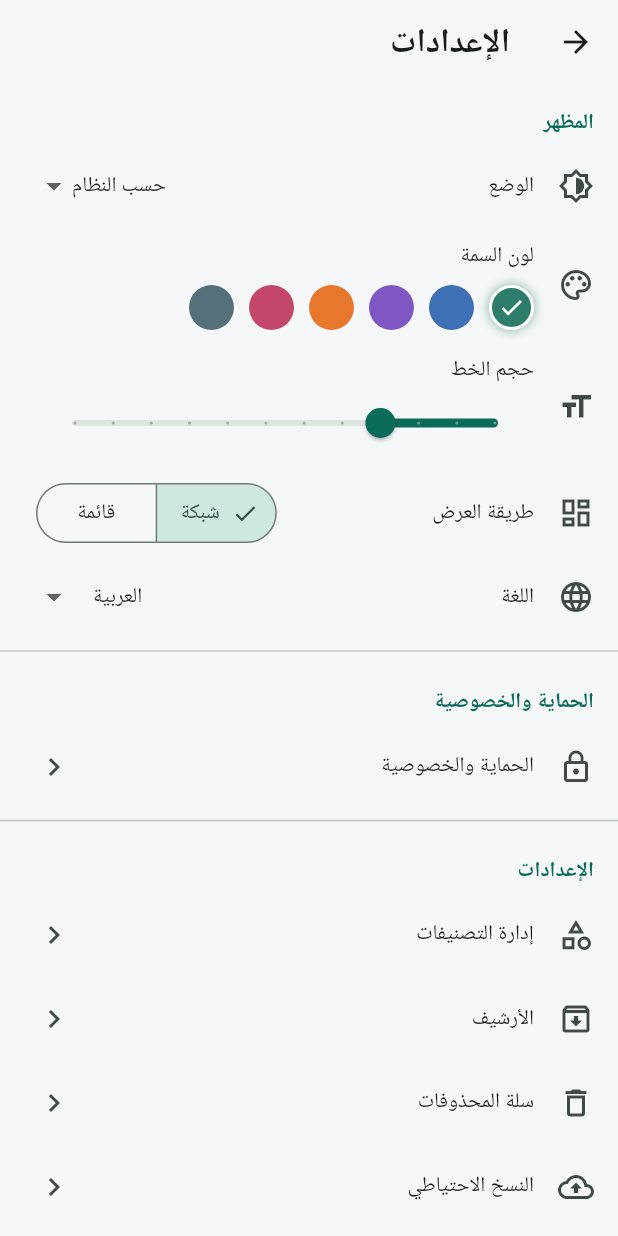
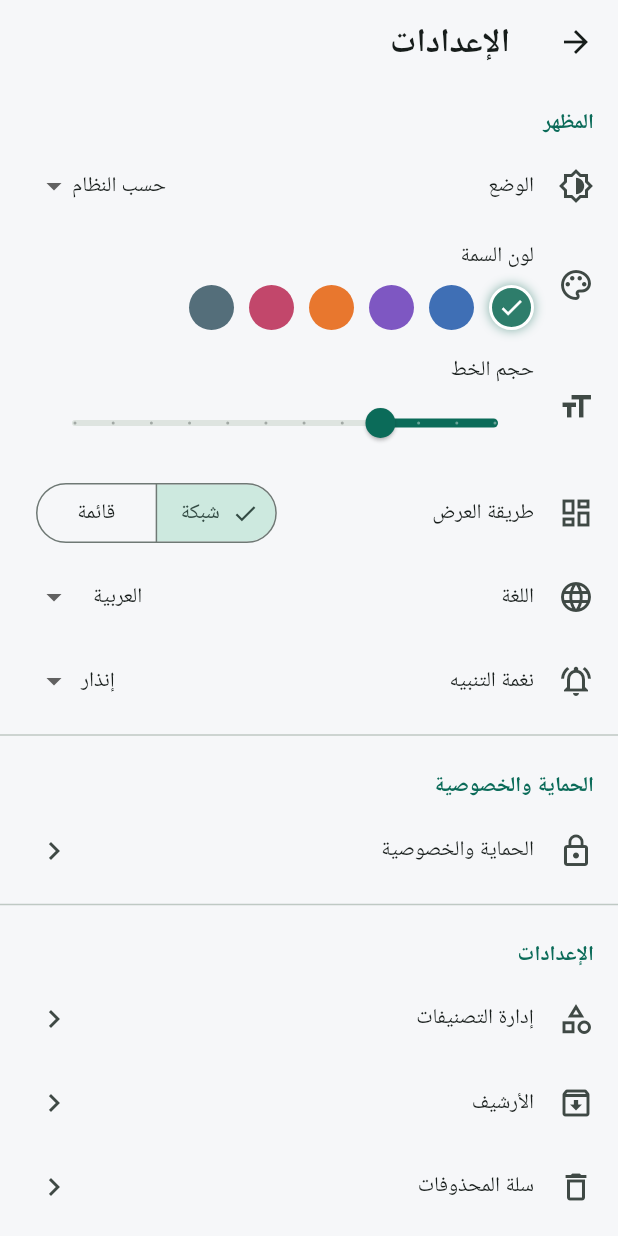
Before and after one commit to alaoufi/alaoufi_notes, a Flutter app: the SettingsScreen screen opened directly, on a phone screen of 412 x 824 dp. Run offline on Flutter 3.47's test engine with Material 3 defaults, Android fonts, the phone set to English and light mode, and no system bars; our stand-ins replace audioplayers, file_picker, flutter_local_notifications, flutter_secure_storage, flutter_timezone, hijri and 9 more; missing offline and left inert: encrypt, flutter_quill, home_widget, record; accounts and stored records are empty; Roboto replaces fonts that are missing (Cairo).

Commit message:
Reminders: selectable alert tone (alarm/chime/bell)
Add chime + bell tones alongside alarm; create one notification channel per
tone (Android binds sound to channel) and pick by a persisted global setting.
New 'نغمة التنبيه' selector in Settings. Reminders already show the note title
and open the note on tap.

```diff
--- a/mudhakkarati/lib/features/settings/settings_provider.dart
+++ b/mudhakkarati/lib/features/settings/settings_provider.dart
@@ -3,6 +3,7 @@ import 'package:shared_preferences/shared_preferences.dart';
 
 import '../../core/theme/app_colors.dart';
 import '../../data/models/enums.dart';
+import '../../services/notification_service.dart';
 
 /// إعدادات المظهر واللغة والعرض. تُحفظ محليًا في SharedPreferences.
 class SettingsProvider extends ChangeNotifier {
@@ -11,18 +12,21 @@ class SettingsProvider extends ChangeNotifier {
   double _fontScale = 1.0;
   NoteLayout _layout = NoteLayout.grid;
   Locale _locale = const Locale('ar');
+  String _alarmTone = 'alarm';
 
   ThemeMode get themeMode => _themeMode;
   Color get seedColor => _seedColor;
   double get fontScale => _fontScale;
   NoteLayout get layout => _layout;
   Locale get locale => _locale;
+  String get alarmTone => _alarmTone;
 
   static const _kMode = 'theme_mode';
   static const _kSeed = 'seed_color';
   static const _kFont = 'font_scale';
   static const _kLayout = 'note_layout';
   static const _kLocale = 'locale';
+  static const _kTone = 'alarm_tone';
 
   Future<void> load() async {
     final prefs = await SharedPreferences.getInstance();
@@ -37,7 +41,17 @@ class SettingsProvider extends ChangeNotifier {
     _fontScale = prefs.getDouble(_kFont) ?? 1.0;
     _layout = prefs.getString(_kLayout) == 'list' ? NoteLayout.list : NoteLayout.grid;
     _locale = Locale(prefs.getString(_kLocale) ?? 'ar');
+    _alarmTone = prefs.getString(_kTone) ?? 'alarm';
+    NotificationService.instance.tone = _alarmTone;
     notifyListeners();
+  }
+
+  Future<void> setAlarmTone(String tone) async {
+    _alarmTone = tone;
+    NotificationService.instance.tone = tone;
+    notifyListeners();
+    final prefs = await SharedPreferences.getInstance();
+    await prefs.setString(_kTone, tone);
   }
 
   Future<void> setThemeMode(ThemeMode mode) async {
--- a/mudhakkarati/lib/features/settings/settings_screen.dart
+++ b/mudhakkarati/lib/features/settings/settings_screen.dart
@@ -118,6 +118,24 @@ class SettingsScreen extends StatelessWidget {
             ),
           ),
 
+          // نغمة التنبيه
+          ListTile(
+            leading: const Icon(Icons.notifications_active_outlined),
+            title: const Text('نغمة التنبيه'),
+            trailing: DropdownButton<String>(
+              value: settings.alarmTone,
+              underline: const SizedBox.shrink(),
+              items: const [
+                DropdownMenuItem(value: 'alarm', child: Text('إنذار')),
+                DropdownMenuItem(value: 'chime', child: Text('لطيفة')),
+                DropdownMenuItem(value: 'bell', child: Text('جرس')),
+              ],
+              onChanged: (v) {
+                if (v != null) settings.setAlarmTone(v);
+              },
+            ),
+          ),
+
           const Divider(),
           _section(context, s.t('security')),
           _nav(context, Icons.lock_outline, s.t('security'),
--- a/mudhakkarati/lib/services/notification_service.dart
+++ b/mudhakkarati/lib/services/notification_service.dart
@@ -29,8 +29,6 @@ class NotificationService {
   bool _initialized = false;
 
   // قناة المنبّه (صوت إنذار متواصل + اهتزاز + أهمية قصوى).
-  static const _alarmChannelId = 'alaoufi_alarm';
-  static const _alarmChannelName = 'المنبّه والتذكيرات';
 
   static const _snoozeAction = 'snooze';
   static const _dismissAction = 'dismiss';
@@ -60,20 +58,33 @@ class NotificationService {
 
     final androidImpl = _plugin.resolvePlatformSpecificImplementation<
         AndroidFlutterLocalNotificationsPlugin>();
+    // قناة لكل نغمة (أندرويد يربط الصوت بالقناة).
+    for (final tone in alarmTones) {
       await androidImpl?.createNotificationChannel(
-      const AndroidNotificationChannel(
-        _alarmChannelId,
-        _alarmChannelName,
+        AndroidNotificationChannel(
+          'alaoufi_alarm_$tone',
+          'المنبّه ($tone)',
           description: 'تنبيهات المنبّه والتذكيرات',
           importance: Importance.max,
           playSound: true,
-        sound: RawResourceAndroidNotificationSound('alarm'),
+          sound: RawResourceAndroidNotificationSound(tone),
           audioAttributesUsage: AudioAttributesUsage.alarm,
           enableVibration: true,
         ),
       );
+    }
 
     _initialized = true;
+  }
+
+  /// النغمات المتاحة (أسماء ملفات raw).
+  static const alarmTones = ['alarm', 'chime', 'bell'];
+
+  /// النغمة المختارة حاليًا (افتراضي alarm) — تُضبط من الإعدادات.
+  String _tone = 'alarm';
+  String get tone => _tone;
+  set tone(String t) {
+    if (alarmTones.contains(t)) _tone = t;
   }
 
   Future<void> requestPermissions() async {
@@ -84,15 +95,15 @@ class NotificationService {
   }
 
   AndroidNotificationDetails get _alarmDetails => AndroidNotificationDetails(
-        _alarmChannelId,
-        _alarmChannelName,
+        'alaoufi_alarm_$_tone',
+        'المنبّه ($_tone)',
         channelDescription: 'تنبيهات المنبّه والتذكيرات',
         importance: Importance.max,
         priority: Priority.max,
         category: AndroidNotificationCategory.alarm,
         fullScreenIntent: true,
         playSound: true,
-        sound: const RawResourceAndroidNotificationSound('alarm'),
+        sound: RawResourceAndroidNotificationSound(_tone),
         audioAttributesUsage: AudioAttributesUsage.alarm,
         enableVibration: true,
         vibrationPattern: Int64List.fromList([0, 600, 300, 600, 300, 600]),
```
Also changed, not shown: 2 other files. Lines whose indentation alone changed are shown as unchanged.
